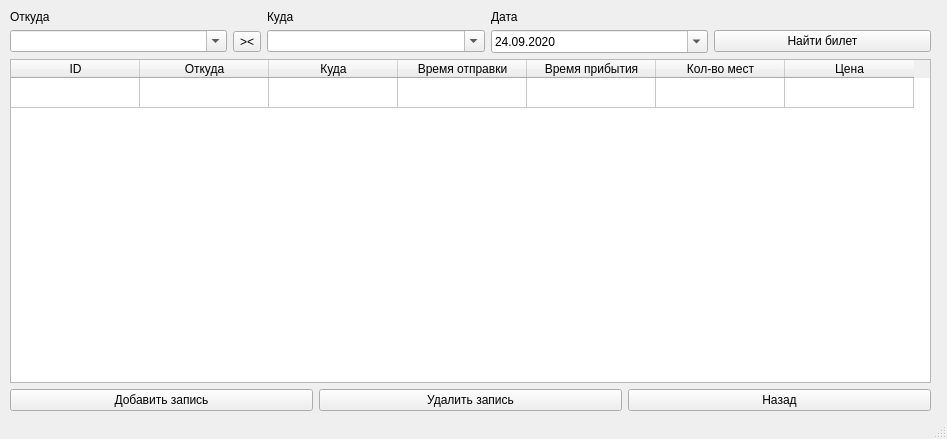
The window that data/etc/AdminTickets.ui (Substance-live/Train_application) describes before a commit, drawn with Qt 5.
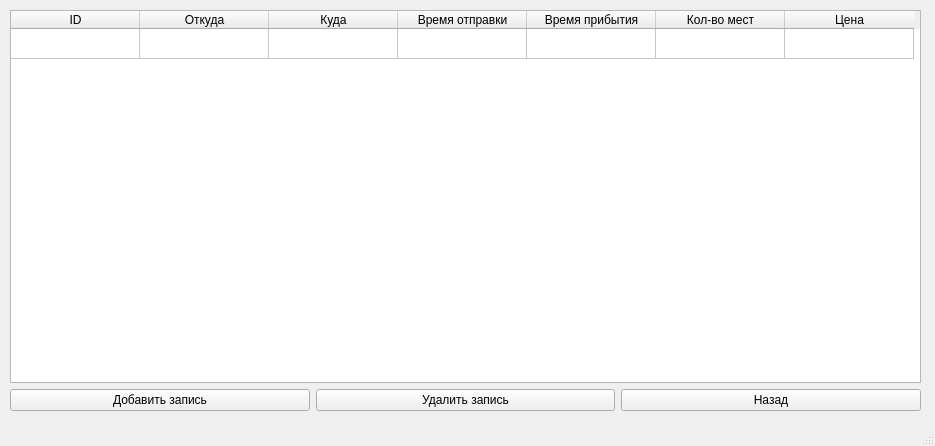
The same window after the commit.

Commit message: finish role admin

Patch:
```diff
--- a/data/etc/AdminTickets.ui
+++ b/data/etc/AdminTickets.ui
@@ -6,8 +6,8 @@
    <rect>
     <x>0</x>
     <y>0</y>
-    <width>947</width>
-    <height>439</height>
+    <width>935</width>
+    <height>446</height>
    </rect>
   </property>
   <property name="sizePolicy">
@@ -30,7 +30,7 @@
      <rect>
       <x>10</x>
       <y>10</y>
-      <width>921</width>
+      <width>911</width>
       <height>401</height>
      </rect>
     </property>
@@ -40,131 +40,6 @@
      </font>
     </property>
     <layout class="QVBoxLayout" name="verticalLayout">
-     <item>
-      <layout class="QGridLayout" name="gridLayout">
-       <item row="0" column="0">
-        <widget class="QLabel" name="label">
-         <property name="font">
-          <font>
-           <pointsize>9</pointsize>
-          </font>
-         </property>
-         <property name="text">
-          <string>Откуда</string>
-         </property>
-        </widget>
-       </item>
-       <item row="0" column="2">
-        <widget class="QLabel" name="label_2">
-         <property name="font">
-          <font>
-           <pointsize>9</pointsize>
-          </font>
-         </property>
-         <property name="text">
-          <string>Куда</string>
-         </property>
-        </widget>
-       </item>
-       <item row="0" column="3">
-        <widget class="QLabel" name="label_3">
-         <property name="font">
-          <font>
-           <pointsize>9</pointsize>
-          </font>
-         </property>
-         <property name="text">
-          <string>Дата</string>
-         </property>
-        </widget>
-       </item>
-       <item row="1" column="0">
-        <widget class="QComboBox" name="combo_departure">
-         <property name="font">
-          <font>
-           <pointsize>9</pointsize>
-          </font>
-         </property>
-         <property name="editable">
-          <bool>true</bool>
-         </property>
-         <property name="currentText">
-          <string/>
-         </property>
-         <property name="placeholderText">
-          <string>Откуда</string>
-         </property>
-        </widget>
-       </item>
-       <item row="1" column="1">
-        <widget class="QToolButton" name="but_switch">
-         <property name="font">
-          <font>
-           <pointsize>9</pointsize>
-          </font>
-         </property>
-         <property name="text">
-          <string>&gt;&lt;</string>
-         </property>
-        </widget>
-       </item>
-       <item row="1" column="2">
-        <widget class="QComboBox" name="combo_destination">
-         <property name="font">
-          <font>
-           <pointsize>9</pointsize>
-          </font>
-         </property>
-         <property name="editable">
-          <bool>true</bool>
-         </property>
-         <property name="currentText">
-          <string/>
-         </property>
-         <property name="placeholderText">
-          <string>Куда</string>
-         </property>
-        </widget>
-       </item>
-       <item row="1" column="3">
-        <widget class="QDateEdit" name="date_edit">
-         <property name="font">
-          <font>
-           <pointsize>9</pointsize>
-          </font>
-         </property>
-         <property name="dateTime">
-          <datetime>
-           <hour>0</hour>
-           <minute>0</minute>
-           <second>0</second>
-           <year>2020</year>
-           <month>9</month>
-           <day>24</day>
-          </datetime>
-         </property>
-         <property name="displayFormat">
-          <string>dd.MM.yyyy</string>
-         </property>
-         <property name="calendarPopup">
-          <bool>true</bool>
-         </property>
-        </widget>
-       </item>
-       <item row="1" column="4">
-        <widget class="QPushButton" name="but_search">
-         <property name="font">
-          <font>
-           <pointsize>9</pointsize>
-          </font>
-         </property>
-         <property name="text">
-          <string>Найти билет</string>
-         </property>
-        </widget>
-       </item>
-      </layout>
-     </item>
      <item>
       <layout class="QGridLayout" name="gridLayout_2">
        <item row="0" column="0" colspan="2">
```
The commit also changes 7 other files.
